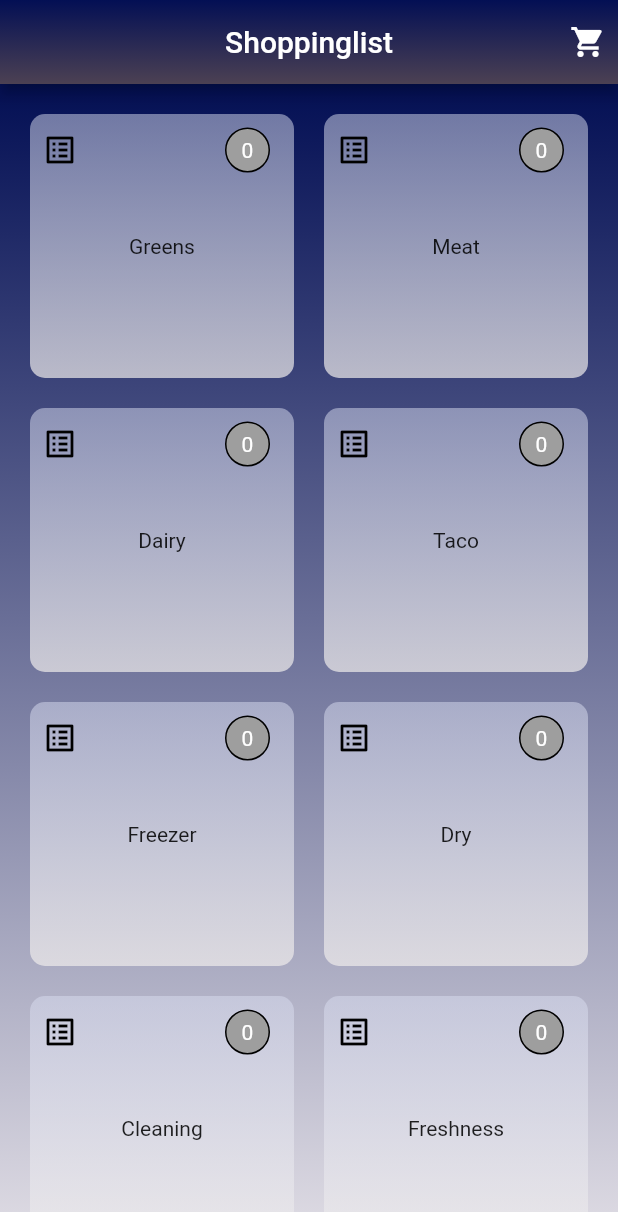
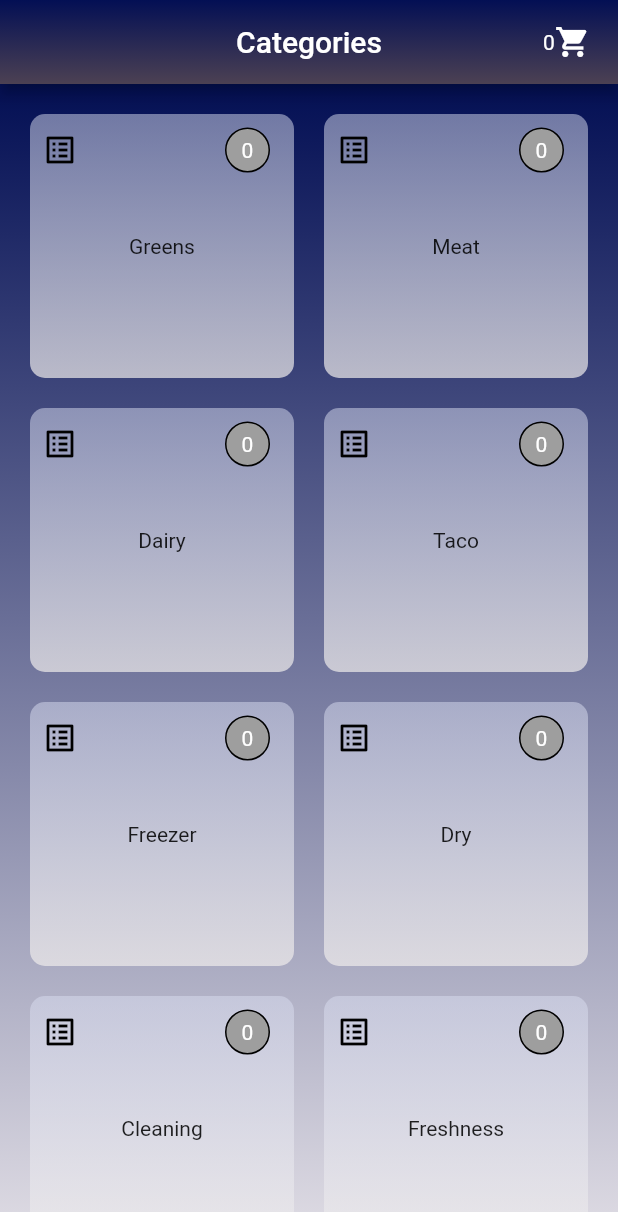
Before and after one commit to RticRtic/Shoppinglist-Flutter, a Flutter app: the screen it shows after launch, on a phone screen of 412 x 824 dp. Shown: the top 1212 px of the screen. Run offline on Flutter 3.47's test engine with Material 2 defaults, Android fonts, the phone set to English and light mode, and no system bars; our stand-ins replace cloud_firestore, firebase_core, top_snackbar_flutter; accounts and stored records are empty; Roboto replaces fonts that are missing (Times); statements that could not run were skipped.

Commit message:
itemCounter

```diff
--- a/lib/main.dart
+++ b/lib/main.dart
@@ -1,14 +1,14 @@
 import 'package:firebase_core/firebase_core.dart';
 import 'package:flutter/material.dart';
 import 'package:provider/provider.dart';
-import 'package:shoppinglist_provider/providers/itemCounter_greens.dart';
-import 'package:shoppinglist_provider/screens/shoppinglist_screen.dart';
+import 'package:shoppinglist_provider/providers/streambuilder_itemcounter.dart';
+import 'package:shoppinglist_provider/screens/categorielist_screen.dart';
 
 void main() async {
   WidgetsFlutterBinding.ensureInitialized();
   await Firebase.initializeApp();
   runApp(MultiProvider(
-    providers: [ChangeNotifierProvider(create: (_) => ItemCounterGreens())],
+    providers: [ChangeNotifierProvider(create: (_) => ItemCounter())],
     child: const MyApp(),
   ));
 }
@@ -25,7 +25,7 @@ class MyApp extends StatelessWidget {
         fontFamily: "Times",
       ),
       debugShowCheckedModeBanner: false,
-      home: const ShoppingListScreen(),
+      home: const CategorieListScreen(),
     );
   }
 }
--- /dev/null
+++ b/lib/providers/streambuilders/streambuilder_itemcounter.dart
@@ -0,0 +1,66 @@
+import 'dart:async';
+import 'package:cloud_firestore/cloud_firestore.dart';
+import 'package:flutter/material.dart';
+import 'package:shoppinglist_provider/firebase/firebase.dart';
+
+class TotalItemCounter extends StatefulWidget {
+  TotalItemCounter({super.key});
+
+  @override
+  State<TotalItemCounter> createState() => _TotalItemCounterState();
+}
+
+FirebaseFirestore db = FirebaseFirestore.instance;
+final firebseProvider = FirebaseProvider();
+final totalDocItemsList = [];
+var totalItems = 0;
+
+class _TotalItemCounterState extends State<TotalItemCounter> {
+  late Stream<QuerySnapshot> shoppingListStream =
+      db.collection("user").snapshots();
+
+  @override
+  Widget build(BuildContext context) {
+    return StreamBuilder<QuerySnapshot>(
+        stream: shoppingListStream,
+        builder: ((context, AsyncSnapshot<QuerySnapshot> snapshot) {
+          if (snapshot.hasError) {
+            return const Text("X");
+          }
+          if (snapshot.connectionState == ConnectionState.waiting) {
+            return const CircularProgressIndicator();
+          }
+
+          if (snapshot.hasData) {
+            snapshot.data!.docs.forEach(
+              (doc) async {
+                await db
+                    .collection("user")
+                    .doc(doc.id)
+                    .collection("items")
+                    .get()
+                    .then((documents) => {
+                          setState(() {
+                            totalDocItemsList.add(documents.docs.length);
+                            totalItems = totalDocItemsList
+                                .reduce((value, element) => value + element);
+                          })
+                        });
+              },
+            );
+            totalDocItemsList.clear();
+          }
+
+          return Text("$totalItems");
+        }));
+  }
+}
+
+class ItemCounter with ChangeNotifier {
+  int itemCounter = 0;
+  int get count => itemCounter;
+
+  void increment(int totalItems) {
+    notifyListeners();
+  }
+}
--- a/lib/providers/streambuilders/streambuilder_shoppinglist_itemcounter.dart
+++ b/lib/providers/streambuilders/streambuilder_shoppinglist_itemcounter.dart
@@ -1,5 +1,4 @@
 import 'dart:async';
-
 import 'package:cloud_firestore/cloud_firestore.dart';
 import 'package:flutter/material.dart';
 import 'package:shoppinglist_provider/firebase/firebase.dart';
--- /dev/null
+++ b/lib/screens/categorielist_screen.dart
@@ -0,0 +1,58 @@
+import 'package:flutter/material.dart';
+import 'package:shoppinglist_provider/widgets/categoris_gridtile.dart';
+
+import '../providers/streambuilders/streambuilder_itemcounter.dart';
+
+class CategorieListScreen extends StatefulWidget {
+  const CategorieListScreen({super.key});
+
+  @override
+  State<CategorieListScreen> createState() => _CategorieListScreenState();
+}
+
+class _CategorieListScreenState extends State<CategorieListScreen> {
+  @override
+  Widget build(BuildContext context) {
+    return Scaffold(
+      appBar: AppBar(
+        actions: [
+          SizedBox(
+              width: 50.0,
+              child: GestureDetector(
+                  onTap: () {},
+                  child: Row(
+                    children: [
+                      SizedBox(child: TotalItemCounter()),
+                      const Icon(Icons.shopping_cart)
+                    ],
+                  )))
+        ],
+        title: const Text("Categories"),
+        centerTitle: true,
+        flexibleSpace: Container(
+          decoration: const BoxDecoration(
+            gradient: LinearGradient(
+                begin: Alignment.topCenter,
+                end: Alignment.bottomCenter,
+                colors: [
+                  Color.fromARGB(255, 3, 15, 84),
+                  Color.fromARGB(255, 76, 65, 83)
+                ]),
+          ),
+        ),
+      ),
+      body: Container(
+        decoration: const BoxDecoration(
+          gradient: LinearGradient(
+              begin: Alignment.topCenter,
+              end: Alignment.bottomCenter,
+              colors: [
+                Color.fromARGB(255, 3, 15, 84),
+                Color.fromARGB(255, 223, 220, 228)
+              ]),
+        ),
+        child: CategorieGridTile(),
+      ),
+    );
+  }
+}
--- a/lib/screens/shoppinglist_screen.dart
+++ b/lib/screens/shoppinglist_screen.dart
@@ -1,48 +1,17 @@
 import 'package:flutter/material.dart';
-import 'package:shoppinglist_provider/widgets/categoris_gridtile.dart';
-import 'package:shoppinglist_provider/widgets/modalbottomsheet.dart';
 
-class ShoppingListScreen extends StatelessWidget {
+class ShoppingListScreen extends StatefulWidget {
   const ShoppingListScreen({super.key});
 
   @override
+  State<ShoppingListScreen> createState() => _ShoppingListScreenState();
+}
+
+class _ShoppingListScreenState extends State<ShoppingListScreen> {
+  @override
   Widget build(BuildContext context) {
     return Scaffold(
-      appBar: AppBar(
-        actions: [
-          SizedBox(
-              width: 40.0,
-              child: GestureDetector(
-                onTap: () {},
-                child: const Icon(Icons.shopping_cart),
-              ))
-        ],
-        title: const Text("Shoppinglist"),
-        centerTitle: true,
-        flexibleSpace: Container(
-          decoration: const BoxDecoration(
-            gradient: LinearGradient(
-                begin: Alignment.topCenter,
-                end: Alignment.bottomCenter,
-                colors: [
-                  Color.fromARGB(255, 3, 15, 84),
-                  Color.fromARGB(255, 76, 65, 83)
-                ]),
-          ),
-        ),
-      ),
-      body: Container(
-        decoration: const BoxDecoration(
-          gradient: LinearGradient(
-              begin: Alignment.topCenter,
-              end: Alignment.bottomCenter,
-              colors: [
-                Color.fromARGB(255, 3, 15, 84),
-                Color.fromARGB(255, 223, 220, 228)
-              ]),
-        ),
-        child: const CategorieGridTile(),
-      ),
+      appBar: AppBar(),
     );
   }
 }
--- a/lib/widgets/categoris_gridtile.dart
+++ b/lib/widgets/categoris_gridtile.dart
@@ -6,7 +6,7 @@ import 'package:shoppinglist_provider/screens/items_in_categorie_screen.dart';
 import 'package:shoppinglist_provider/widgets/modalbottonsheet_categories.dart';
 
 class CategorieGridTile extends StatefulWidget {
-  const CategorieGridTile({super.key});
+  CategorieGridTile({super.key});
 
   @override
   State<CategorieGridTile> createState() => _CategorieGridTileState();
```
Also changed, not shown: lib/providers/itemCounter_greens.dart (deleted, +0 -12 lines).
